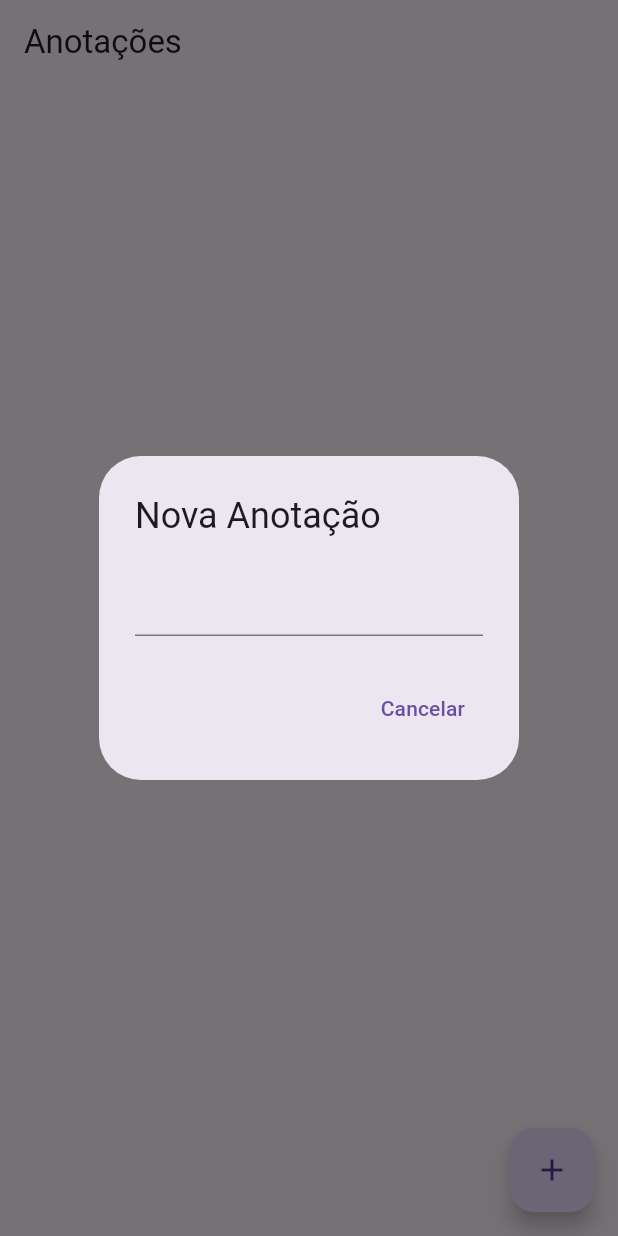
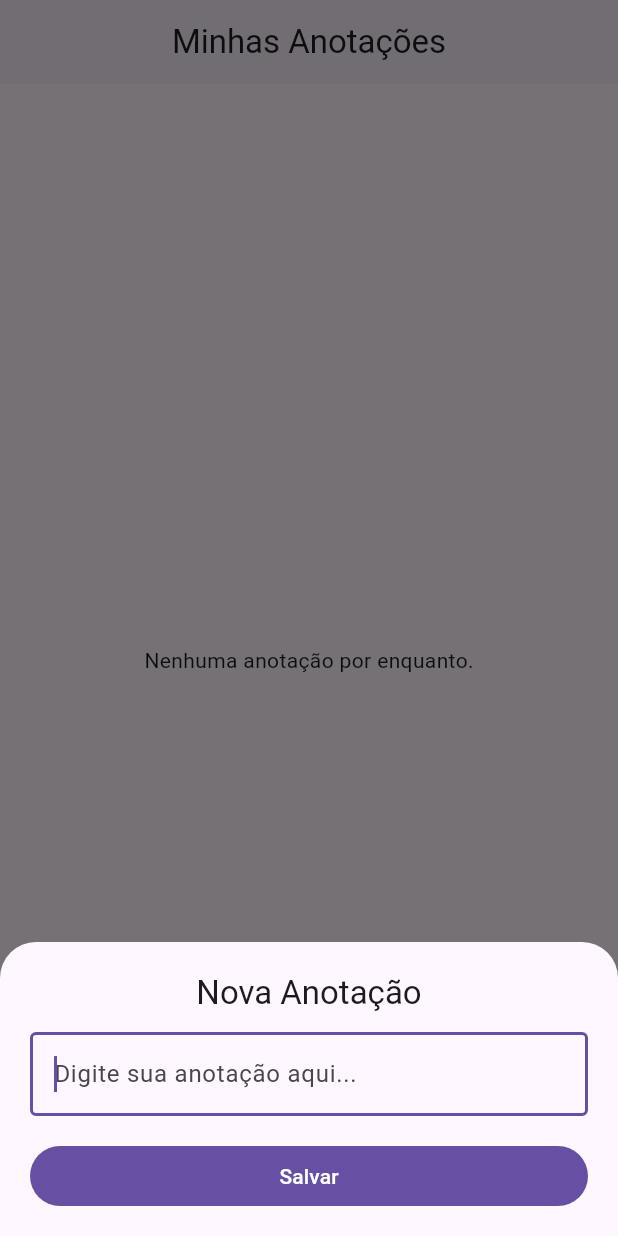
Before and after one commit to GianiBraga/anotacoes, a Flutter app: the screen it shows after launch, after a tap on the "add" icon, on a phone screen of 412 x 824 dp. Run offline on Flutter 3.47's test engine with Material 3 defaults, Android fonts, the phone set to English and light mode, and no system bars; our stand-ins replace supabase_flutter; accounts and stored records are empty.

Commit message:
versão final
Adicionado funções de editar e excluir, adicionado novo layout

```diff
--- a/lib/anotacao.dart
+++ b/lib/anotacao.dart
@@ -9,7 +9,7 @@ class Anotacao{
 
   // Responsável por passar de Map para Anotações
   factory Anotacao.fromMap(Map<String, dynamic> map){
-    return Anotacao(id: map['id'] as int, conteudo: ['conteudo'] as String,);
+    return Anotacao(id: map['id'] as int, conteudo: map['conteudo'] as String);
   }
 
   // Responsável por passar de Anotações para Map
--- a/lib/anotacao_page.dart
+++ b/lib/anotacao_page.dart
@@ -1,5 +1,6 @@
+import 'package:flutter/material.dart';
+import 'package:anotacoes/anotacao.dart';
 import 'package:anotacoes/anotacao_database.dart';
-import 'package:flutter/material.dart';
 
 class AnotacaoPage extends StatefulWidget {
   const AnotacaoPage({super.key});
@@ -9,43 +10,185 @@ class AnotacaoPage extends StatefulWidget {
 }
 
 class _AnotacaoPageState extends State<AnotacaoPage> {
-  // Carregar o banco de dados
   final anotacaoDatabase = AnotacaoDataBase();
-
-  // Controller para o texto digitado
   final anotacaoController = TextEditingController();
 
-  // Função para adicionar uma nova anotação
   void addNovaAnotacao() {
+    anotacaoController.clear();
+    showModalBottomSheet(
+      context: context,
+      isScrollControlled: true,
+      backgroundColor: Theme.of(context).colorScheme.surface,
+      shape: const RoundedRectangleBorder(
+        borderRadius: BorderRadius.vertical(top: Radius.circular(24)),
+      ),
+      builder: (context) => Padding(
+        padding: EdgeInsets.only(
+          bottom: MediaQuery.of(context).viewInsets.bottom,
+          left: 20,
+          right: 20,
+          top: 20,
+        ),
+        child: Column(
+          mainAxisSize: MainAxisSize.min,
+          children: [
+            Text("Nova Anotação",
+                style: Theme.of(context).textTheme.titleLarge),
+            const SizedBox(height: 12),
+            TextField(
+              controller: anotacaoController,
+              maxLines: null,
+              autofocus: true,
+              decoration: const InputDecoration(
+                hintText: "Digite sua anotação aqui...",
+                border: OutlineInputBorder(),
+              ),
+            ),
+            const SizedBox(height: 16),
+            SizedBox(
+              width: double.infinity,
+              child: FilledButton(
+                onPressed: () {
+                  final nova =
+                      Anotacao(conteudo: anotacaoController.text.trim());
+                  anotacaoDatabase.criarAnotacao(nova);
+                  Navigator.pop(context);
+                },
+                child: const Text("Salvar"),
+              ),
+            ),
+            const SizedBox(height: 16),
+          ],
+        ),
+      ),
+    );
+  }
+
+  void editarAnotacao(Anotacao anotacao) {
+    anotacaoController.text = anotacao.conteudo;
     showDialog(
       context: context,
       builder: (context) => AlertDialog(
-              title: const Text("Nova Anotação"),
+        title: const Text("Editar Anotação"),
         content: TextField(
           controller: anotacaoController,
+          maxLines: null,
+          decoration: const InputDecoration(
+            border: OutlineInputBorder(),
+          ),
         ),
         actions: [
           TextButton(
+              onPressed: () => Navigator.pop(context),
+              child: const Text("Cancelar")),
+          FilledButton(
             onPressed: () {
+              anotacaoDatabase.atualizarAnotacoes(
+                  anotacao, anotacaoController.text);
               Navigator.pop(context);
-                    anotacaoController.clear();
             },
+            child: const Text("Atualizar"),
+          ),
+        ],
+      ),
+    );
+  }
+
+  void confirmarExclusao(Anotacao anotacao) {
+    showDialog(
+      context: context,
+      builder: (context) => AlertDialog(
+        title: const Text("Excluir Anotação"),
+        content: const Text("Tem certeza que deseja excluir esta anotação?"),
+        actions: [
+          TextButton(
+            onPressed: () => Navigator.pop(context),
             child: const Text("Cancelar"),
           ),
+          FilledButton(
+            onPressed: () {
+              anotacaoDatabase.deletarAnotacoes(anotacao);
+              Navigator.pop(context);
+            },
+            style: FilledButton.styleFrom(backgroundColor: Colors.red),
+            child: const Text("Excluir"),
+          ),
         ],
-            ));
+      ),
+    );
   }
 
   @override
   Widget build(BuildContext context) {
     return Scaffold(
       appBar: AppBar(
-        title: const Text('Anotações'),
+        title: const Text("Minhas Anotações"),
+        centerTitle: true,
+        elevation: 1,
+        backgroundColor: Theme.of(context).colorScheme.surface,
       ),
       floatingActionButton: FloatingActionButton(
         onPressed: addNovaAnotacao,
         child: const Icon(Icons.add),
       ),
+      body: StreamBuilder<List<Anotacao>>(
+        stream: anotacaoDatabase.stream,
+        builder: (context, snapshot) {
+          if (snapshot.hasError) {
+            return const Center(child: Text("Erro ao carregar anotações."));
+          }
+
+          if (!snapshot.hasData || snapshot.data!.isEmpty) {
+            return const Center(child: Text("Nenhuma anotação por enquanto."));
+          }
+
+          final anotacoes = snapshot.data!;
+
+          return ListView.builder(
+            padding: const EdgeInsets.all(16),
+            itemCount: anotacoes.length,
+            itemBuilder: (context, index) {
+              final anotacao = anotacoes[index];
+
+              return Card(
+                margin: const EdgeInsets.only(bottom: 12),
+                elevation: 1,
+                shape: RoundedRectangleBorder(
+                    borderRadius: BorderRadius.circular(12)),
+                child: Padding(
+                  padding:
+                      const EdgeInsets.symmetric(vertical: 12, horizontal: 16),
+                  child: Column(
+                    crossAxisAlignment: CrossAxisAlignment.start,
+                    children: [
+                      Row(
+                        mainAxisAlignment: MainAxisAlignment.start,
+                        children: [
+                          Text(
+                            anotacao.conteudo,
+                            style: Theme.of(context).textTheme.bodyLarge,
+                          ),
+                          const SizedBox(width: 160,),
+                          IconButton(
+                            onPressed: () => editarAnotacao(anotacao),
+                            icon: const Icon(Icons.edit_outlined),
+                            tooltip: "Editar",
+                          ),
+                          IconButton(
+                            onPressed: () => confirmarExclusao(anotacao),
+                            icon: const Icon(Icons.delete_outline),
+                            tooltip: "Excluir",
+                          ),
+                        ],
+                      ),
+                    ],
+                  ),
+                ),
+              );
+            },
+          );
+        },
+      ),
     );
   }
 }
```
Lines whose indentation alone changed are shown as unchanged.
